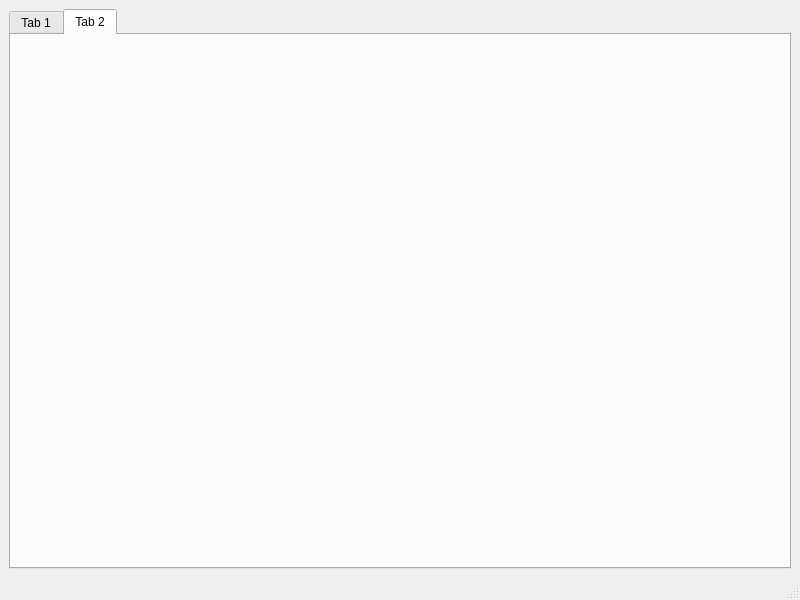
Before: the Qt Designer form src/mainwindow.ui in Triskell95/MyTradingView, drawn with Qt 5.
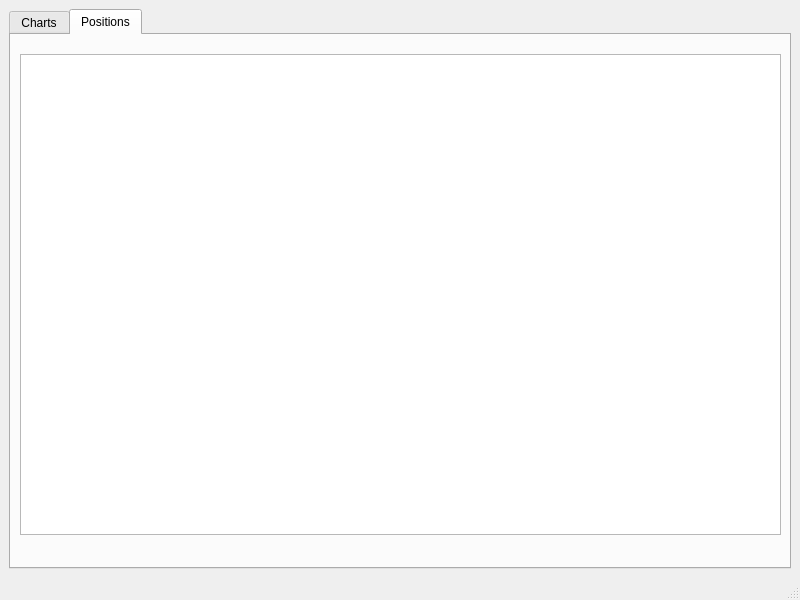
After: the same form once the commit is applied. The open tabs and pages were chosen to show the change.

Diff of the .ui file:
```diff
--- a/src/mainwindow.ui
+++ b/src/mainwindow.ui
@@ -19,7 +19,7 @@
       </property>
       <widget class="QWidget" name="tab_chart">
        <attribute name="title">
-        <string>Tab 1</string>
+        <string>Charts</string>
        </attribute>
        <widget class="QWidget" name="horizontalLayoutWidget">
         <property name="geometry">
@@ -39,8 +39,33 @@
       </widget>
       <widget class="QWidget" name="tab_positions">
        <attribute name="title">
-        <string>Tab 2</string>
+        <string>Positions</string>
        </attribute>
+       <widget class="QWidget" name="horizontalLayoutWidget_2">
+        <property name="geometry">
+         <rect>
+          <x>9</x>
+          <y>19</y>
+          <width>761</width>
+          <height>481</height>
+         </rect>
+        </property>
+        <layout class="QHBoxLayout" name="hLPositions">
+         <property name="sizeConstraint">
+          <enum>QLayout::SizeConstraint::SetMaximumSize</enum>
+         </property>
+         <item>
+          <layout class="QVBoxLayout" name="vLPositions">
+           <item>
+            <widget class="QTableView" name="tablePos"/>
+           </item>
+          </layout>
+         </item>
+         <item>
+          <layout class="QVBoxLayout" name="vLCharts"/>
+         </item>
+        </layout>
+       </widget>
       </widget>
      </widget>
     </item>
```
Left out of the diff: 2 changed lines with no effect on the pictures.
